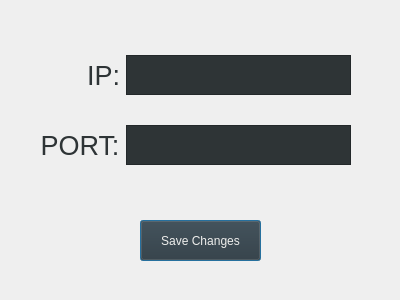
First picture: the form in App/propertieswindow.ui, repository JoDaniel1412/Scrabble, before the edit.
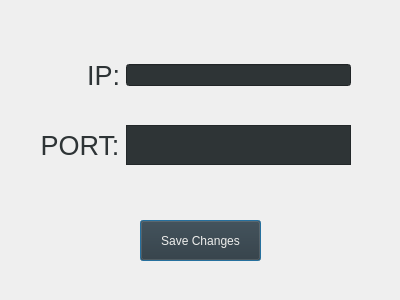
Second picture: the form after the edit. Icons and pictures are not drawn.

```diff
--- a/App/propertieswindow.ui
+++ b/App/propertieswindow.ui
@@ -70,13 +70,7 @@
      </widget>
     </item>
     <item>
-     <widget class="QTextEdit" name="ipEntry">
-      <property name="maximumSize">
-       <size>
-        <width>16777215</width>
-        <height>40</height>
-       </size>
-      </property>
+     <widget class="QLineEdit" name="ipEntry">
       <property name="styleSheet">
        <string notr="true">#ipEntry{
 	font: 57 18pt &quot;aakar&quot;;
```
